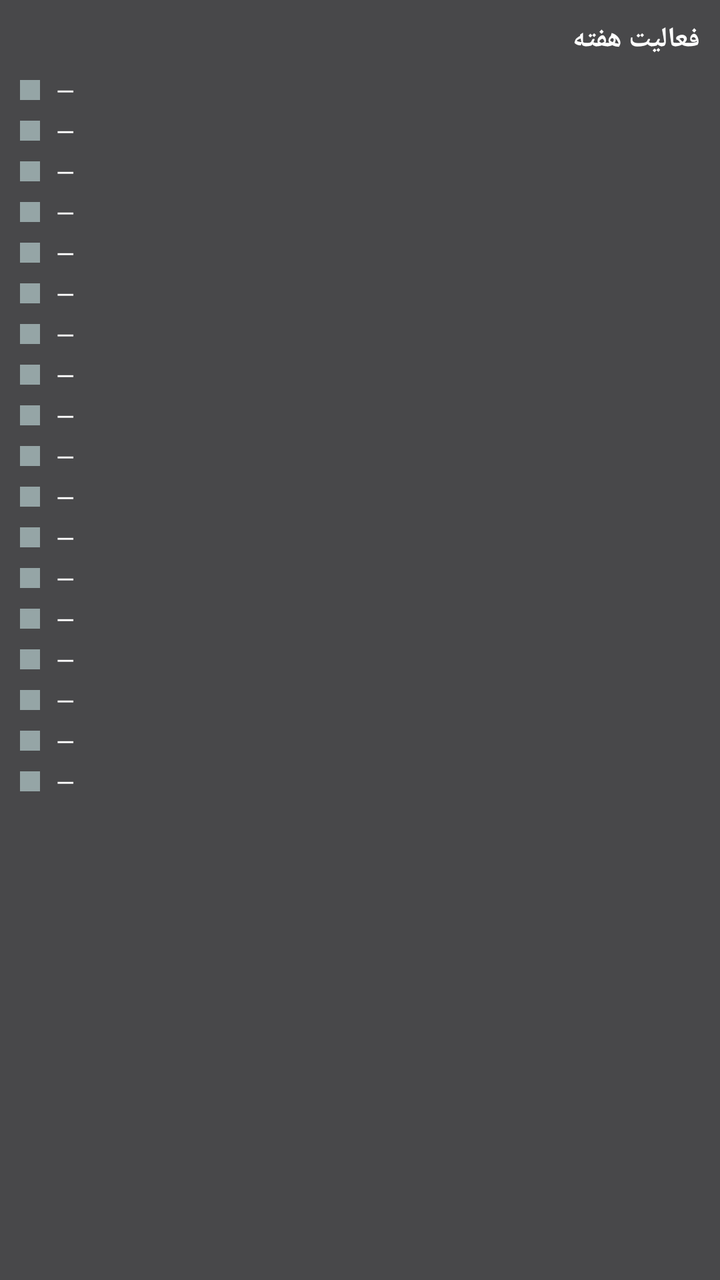
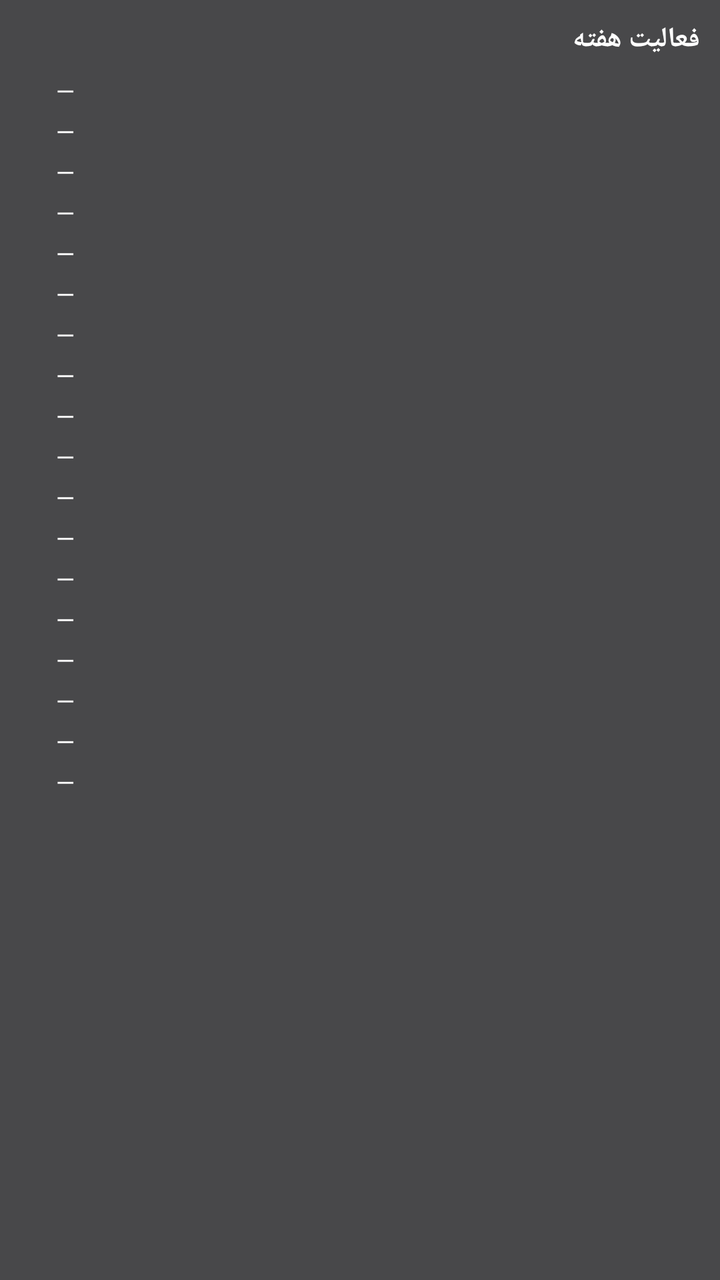

Screens rendered from an Android XML layout before and after an edit, with the pre-edit source and the edit as a unified diff.
<!-- AndroidManifest.xml: application theme AppTheme -->
<!-- res/layout/widget_muscle_activity.xml -->
<?xml version="1.0" encoding="utf-8"?>
<LinearLayout xmlns:android="http://schemas.android.com/apk/res/android"
    android:id="@+id/wroot"
    android:layout_width="match_parent"
    android:layout_height="match_parent"
    android:orientation="vertical"
    android:padding="10dp"
    android:background="#CC1C1C1E">
    <TextView
        android:id="@+id/wtitle"
        android:layout_width="match_parent"
        android:layout_height="wrap_content"
        android:text="فعالیت هفته"
        android:textStyle="bold"
        android:textSize="14sp"
        android:textColor="#FFFFFF"
        android:paddingBottom="6dp" />

        <LinearLayout
            android:id="@+id/mrow0"
            android:layout_width="match_parent"
            android:layout_height="wrap_content"
            android:orientation="horizontal"
            android:gravity="center_vertical"
            android:paddingTop="2dp"
            android:paddingBottom="2dp">
            <TextView
                android:id="@+id/mdot0"
                android:layout_width="10dp"
                android:layout_height="10dp"
                android:layout_marginEnd="8dp"
                android:background="#95A5A6" />
            <TextView
                android:id="@+id/mname0"
                android:layout_width="0dp"
                android:layout_height="wrap_content"
                android:layout_weight="1"
                android:textSize="12sp"
                android:textColor="#FFFFFF"
                android:text="—" />
        </LinearLayout>

        <LinearLayout
            android:id="@+id/mrow1"
            android:layout_width="match_parent"
            android:layout_height="wrap_content"
            android:orientation="horizontal"
            android:gravity="center_vertical"
            android:paddingTop="2dp"
            android:paddingBottom="2dp">
            <TextView
                android:id="@+id/mdot1"
                android:layout_width="10dp"
                android:layout_height="10dp"
                android:layout_marginEnd="8dp"
                android:background="#95A5A6" />
            <TextView
                android:id="@+id/mname1"
                android:layout_width="0dp"
                android:layout_height="wrap_content"
                android:layout_weight="1"
                android:textSize="12sp"
                android:textColor="#FFFFFF"
                android:text="—" />
        </LinearLayout>

        <LinearLayout
            android:id="@+id/mrow2"
            android:layout_width="match_parent"
            android:layout_height="wrap_content"
            android:orientation="horizontal"
            android:gravity="center_vertical"
            android:paddingTop="2dp"
            android:paddingBottom="2dp">
            <TextView
                android:id="@+id/mdot2"
                android:layout_width="10dp"
                android:layout_height="10dp"
                android:layout_marginEnd="8dp"
                android:background="#95A5A6" />
            <TextView
                android:id="@+id/mname2"
                android:layout_width="0dp"
                android:layout_height="wrap_content"
                android:layout_weight="1"
                android:textSize="12sp"
                android:textColor="#FFFFFF"
                android:text="—" />
        </LinearLayout>

        <LinearLayout
            android:id="@+id/mrow3"
            android:layout_width="match_parent"
            android:layout_height="wrap_content"
            android:orientation="horizontal"
            android:gravity="center_vertical"
            android:paddingTop="2dp"
            android:paddingBottom="2dp">
            <TextView
                android:id="@+id/mdot3"
                android:layout_width="10dp"
                android:layout_height="10dp"
                android:layout_marginEnd="8dp"
                android:background="#95A5A6" />
            <TextView
                android:id="@+id/mname3"
                android:layout_width="0dp"
                android:layout_height="wrap_content"
                android:layout_weight="1"
                android:textSize="12sp"
                android:textColor="#FFFFFF"
                android:text="—" />
        </LinearLayout>

        <LinearLayout
            android:id="@+id/mrow4"
            android:layout_width="match_parent"
            android:layout_height="wrap_content"
            android:orientation="horizontal"
            android:gravity="center_vertical"
            android:paddingTop="2dp"
            android:paddingBottom="2dp">
            <TextView
                android:id="@+id/mdot4"
                android:layout_width="10dp"
                android:layout_height="10dp"
                android:layout_marginEnd="8dp"
                android:background="#95A5A6" />
            <TextView
                android:id="@+id/mname4"
                android:layout_width="0dp"
                android:layout_height="wrap_content"
                android:layout_weight="1"
                android:textSize="12sp"
                android:textColor="#FFFFFF"
                android:text="—" />
        </LinearLayout>

        <LinearLayout
            android:id="@+id/mrow5"
            android:layout_width="match_parent"
            android:layout_height="wrap_content"
            android:orientation="horizontal"
            android:gravity="center_vertical"
            android:paddingTop="2dp"
            android:paddingBottom="2dp">
            <TextView
                android:id="@+id/mdot5"
                android:layout_width="10dp"
                android:layout_height="10dp"
                android:layout_marginEnd="8dp"
                android:background="#95A5A6" />
            <TextView
                android:id="@+id/mname5"
                android:layout_width="0dp"
                android:layout_height="wrap_content"
                android:layout_weight="1"
                android:textSize="12sp"
                android:textColor="#FFFFFF"
                android:text="—" />
        </LinearLayout>

        <LinearLayout
            android:id="@+id/mrow6"
            android:layout_width="match_parent"
            android:layout_height="wrap_content"
            android:orientation="horizontal"
            android:gravity="center_vertical"
            android:paddingTop="2dp"
            android:paddingBottom="2dp">
            <TextView
                android:id="@+id/mdot6"
                android:layout_width="10dp"
                android:layout_height="10dp"
                android:layout_marginEnd="8dp"
                android:background="#95A5A6" />
            <TextView
                android:id="@+id/mname6"
                android:layout_width="0dp"
                android:layout_height="wrap_content"
                android:layout_weight="1"
                android:textSize="12sp"
                android:textColor="#FFFFFF"
                android:text="—" />
        </LinearLayout>

        <LinearLayout
            android:id="@+id/mrow7"
            android:layout_width="match_parent"
            android:layout_height="wrap_content"
            android:orientation="horizontal"
            android:gravity="center_vertical"
            android:paddingTop="2dp"
            android:paddingBottom="2dp">
            <TextView
                android:id="@+id/mdot7"
                android:layout_width="10dp"
                android:layout_height="10dp"
                android:layout_marginEnd="8dp"
                android:background="#95A5A6" />
            <TextView
                android:id="@+id/mname7"
                android:layout_width="0dp"
                android:layout_height="wrap_content"
                android:layout_weight="1"
                android:textSize="12sp"
                android:textColor="#FFFFFF"
                android:text="—" />
        </LinearLayout>

        <LinearLayout
            android:id="@+id/mrow8"
            android:layout_width="match_parent"
            android:layout_height="wrap_content"
            android:orientation="horizontal"
            android:gravity="center_vertical"
            android:paddingTop="2dp"
            android:paddingBottom="2dp">
            <TextView
                android:id="@+id/mdot8"
                android:layout_width="10dp"
                android:layout_height="10dp"
                android:layout_marginEnd="8dp"
                android:background="#95A5A6" />
            <TextView
                android:id="@+id/mname8"
                android:layout_width="0dp"
                android:layout_height="wrap_content"
                android:layout_weight="1"
                android:textSize="12sp"
                android:textColor="#FFFFFF"
                android:text="—" />
        </LinearLayout>

        <LinearLayout
            android:id="@+id/mrow9"
            android:layout_width="match_parent"
            android:layout_height="wrap_content"
            android:orientation="horizontal"
            android:gravity="center_vertical"
            android:paddingTop="2dp"
            android:paddingBottom="2dp">
            <TextView
                android:id="@+id/mdot9"
                android:layout_width="10dp"
                android:layout_height="10dp"
                android:layout_marginEnd="8dp"
                android:background="#95A5A6" />
            <TextView
                android:id="@+id/mname9"
                android:layout_width="0dp"
                android:layout_height="wrap_content"
                android:layout_weight="1"
                android:textSize="12sp"
                android:textColor="#FFFFFF"
                android:text="—" />
        </LinearLayout>

        <LinearLayout
            android:id="@+id/mrow10"
            android:layout_width="match_parent"
            android:layout_height="wrap_content"
            android:orientation="horizontal"
            android:gravity="center_vertical"
            android:paddingTop="2dp"
            android:paddingBottom="2dp">
            <TextView
                android:id="@+id/mdot10"
                android:layout_width="10dp"
                android:layout_height="10dp"
                android:layout_marginEnd="8dp"
                android:background="#95A5A6" />
            <TextView
                android:id="@+id/mname10"
                android:layout_width="0dp"
                android:layout_height="wrap_content"
                android:layout_weight="1"
                android:textSize="12sp"
                android:textColor="#FFFFFF"
                android:text="—" />
        </LinearLayout>

        <LinearLayout
            android:id="@+id/mrow11"
            android:layout_width="match_parent"
            android:layout_height="wrap_content"
            android:orientation="horizontal"
            android:gravity="center_vertical"
            android:paddingTop="2dp"
            android:paddingBottom="2dp">
            <TextView
                android:id="@+id/mdot11"
                android:layout_width="10dp"
                android:layout_height="10dp"
                android:layout_marginEnd="8dp"
                android:background="#95A5A6" />
            <TextView
                android:id="@+id/mname11"
                android:layout_width="0dp"
                android:layout_height="wrap_content"
                android:layout_weight="1"
                android:textSize="12sp"
                android:textColor="#FFFFFF"
                android:text="—" />
        </LinearLayout>

        <LinearLayout
            android:id="@+id/mrow12"
            android:layout_width="match_parent"
            android:layout_height="wrap_content"
            android:orientation="horizontal"
            android:gravity="center_vertical"
            android:paddingTop="2dp"
            android:paddingBottom="2dp">
            <TextView
                android:id="@+id/mdot12"
                android:layout_width="10dp"
                android:layout_height="10dp"
                android:layout_marginEnd="8dp"
                android:background="#95A5A6" />
            <TextView
                android:id="@+id/mname12"
                android:layout_width="0dp"
                android:layout_height="wrap_content"
                android:layout_weight="1"
                android:textSize="12sp"
                android:textColor="#FFFFFF"
                android:text="—" />
        </LinearLayout>

        <LinearLayout
            android:id="@+id/mrow13"
            android:layout_width="match_parent"
            android:layout_height="wrap_content"
            android:orientation="horizontal"
            android:gravity="center_vertical"
            android:paddingTop="2dp"
            android:paddingBottom="2dp">
            <TextView
                android:id="@+id/mdot13"
                android:layout_width="10dp"
                android:layout_height="10dp"
                android:layout_marginEnd="8dp"
                android:background="#95A5A6" />
            <TextView
                android:id="@+id/mname13"
                android:layout_width="0dp"
                android:layout_height="wrap_content"
                android:layout_weight="1"
                android:textSize="12sp"
                android:textColor="#FFFFFF"
                android:text="—" />
        </LinearLayout>

        <LinearLayout
            android:id="@+id/mrow14"
            android:layout_width="match_parent"
            android:layout_height="wrap_content"
            android:orientation="horizontal"
            android:gravity="center_vertical"
            android:paddingTop="2dp"
            android:paddingBottom="2dp">
            <TextView
                android:id="@+id/mdot14"
                android:layout_width="10dp"
                android:layout_height="10dp"
                android:layout_marginEnd="8dp"
                android:background="#95A5A6" />
            <TextView
                android:id="@+id/mname14"
                android:layout_width="0dp"
                android:layout_height="wrap_content"
                android:layout_weight="1"
                android:textSize="12sp"
                android:textColor="#FFFFFF"
                android:text="—" />
        </LinearLayout>

        <LinearLayout
            android:id="@+id/mrow15"
            android:layout_width="match_parent"
            android:layout_height="wrap_content"
            android:orientation="horizontal"
            android:gravity="center_vertical"
            android:paddingTop="2dp"
            android:paddingBottom="2dp">
            <TextView
                android:id="@+id/mdot15"
                android:layout_width="10dp"
                android:layout_height="10dp"
                android:layout_marginEnd="8dp"
                android:background="#95A5A6" />
            <TextView
                android:id="@+id/mname15"
                android:layout_width="0dp"
                android:layout_height="wrap_content"
                android:layout_weight="1"
                android:textSize="12sp"
                android:textColor="#FFFFFF"
                android:text="—" />
        </LinearLayout>

        <LinearLayout
            android:id="@+id/mrow16"
            android:layout_width="match_parent"
            android:layout_height="wrap_content"
            android:orientation="horizontal"
            android:gravity="center_vertical"
            android:paddingTop="2dp"
            android:paddingBottom="2dp">
            <TextView
                android:id="@+id/mdot16"
                android:layout_width="10dp"
                android:layout_height="10dp"
                android:layout_marginEnd="8dp"
                android:background="#95A5A6" />
            <TextView
                android:id="@+id/mname16"
                android:layout_width="0dp"
                android:layout_height="wrap_content"
                android:layout_weight="1"
                android:textSize="12sp"
                android:textColor="#FFFFFF"
                android:text="—" />
        </LinearLayout>

        <LinearLayout
            android:id="@+id/mrow17"
            android:layout_width="match_parent"
            android:layout_height="wrap_content"
            android:orientation="horizontal"
            android:gravity="center_vertical"
            android:paddingTop="2dp"
            android:paddingBottom="2dp">
            <TextView
                android:id="@+id/mdot17"
                android:layout_width="10dp"
                android:layout_height="10dp"
                android:layout_marginEnd="8dp"
                android:background="#95A5A6" />
            <TextView
                android:id="@+id/mname17"
                android:layout_width="0dp"
                android:layout_height="wrap_content"
                android:layout_weight="1"
                android:textSize="12sp"
                android:textColor="#FFFFFF"
                android:text="—" />
        </LinearLayout>
    <TextView
        android:id="@+id/wfooter"
        android:layout_width="match_parent"
        android:layout_height="wrap_content"
        android:textSize="11sp"
        android:textColor="#AAAAAA"
        android:paddingTop="6dp"
        android:text="" />
</LinearLayout>
<!-- resources referenced by this layout -->
<resources>
  <style name="AppTheme" parent="Theme.AppCompat.Light.DarkActionBar">
          
          <item name="colorPrimary">@color/colorPrimary</item>
          <item name="colorPrimaryDark">@color/colorPrimaryDark</item>
          <item name="colorAccent">@color/colorAccent</item>
      </style>
</resources>

<!-- the commit's change to res/layout/widget_muscle_activity.xml (unified diff, before → after) -->
@@ -24,12 +24,7 @@
             android:gravity="center_vertical"
             android:paddingTop="2dp"
             android:paddingBottom="2dp">
-            <TextView
-                android:id="@+id/mdot0"
-                android:layout_width="10dp"
-                android:layout_height="10dp"
-                android:layout_marginEnd="8dp"
-                android:background="#95A5A6" />
+            <ImageView android:id="@+id/mdot0" android:layout_width="10dp" android:layout_height="10dp" android:layout_marginEnd="8dp" android:contentDescription="dot" />
             <TextView
                 android:id="@+id/mname0"
                 android:layout_width="0dp"
@@ -48,12 +43,7 @@
             android:gravity="center_vertical"
             android:paddingTop="2dp"
             android:paddingBottom="2dp">
-            <TextView
-                android:id="@+id/mdot1"
-                android:layout_width="10dp"
-                android:layout_height="10dp"
-                android:layout_marginEnd="8dp"
-                android:background="#95A5A6" />
+            <ImageView android:id="@+id/mdot1" android:layout_width="10dp" android:layout_height="10dp" android:layout_marginEnd="8dp" android:contentDescription="dot" />
             <TextView
                 android:id="@+id/mname1"
                 android:layout_width="0dp"
@@ -72,12 +62,7 @@
             android:gravity="center_vertical"
             android:paddingTop="2dp"
             android:paddingBottom="2dp">
-            <TextView
-                android:id="@+id/mdot2"
-                android:layout_width="10dp"
-                android:layout_height="10dp"
-                android:layout_marginEnd="8dp"
-                android:background="#95A5A6" />
+            <ImageView android:id="@+id/mdot2" android:layout_width="10dp" android:layout_height="10dp" android:layout_marginEnd="8dp" android:contentDescription="dot" />
             <TextView
                 android:id="@+id/mname2"
                 android:layout_width="0dp"
@@ -96,12 +81,7 @@
             android:gravity="center_vertical"
             android:paddingTop="2dp"
             android:paddingBottom="2dp">
-            <TextView
-                android:id="@+id/mdot3"
-                android:layout_width="10dp"
-                android:layout_height="10dp"
-                android:layout_marginEnd="8dp"
-                android:background="#95A5A6" />
+            <ImageView android:id="@+id/mdot3" android:layout_width="10dp" android:layout_height="10dp" android:layout_marginEnd="8dp" android:contentDescription="dot" />
             <TextView
                 android:id="@+id/mname3"
                 android:layout_width="0dp"
@@ -120,12 +100,7 @@
             android:gravity="center_vertical"
             android:paddingTop="2dp"
             android:paddingBottom="2dp">
-            <TextView
-                android:id="@+id/mdot4"
-                android:layout_width="10dp"
-                android:layout_height="10dp"
-                android:layout_marginEnd="8dp"
-                android:background="#95A5A6" />
+            <ImageView android:id="@+id/mdot4" android:layout_width="10dp" android:layout_height="10dp" android:layout_marginEnd="8dp" android:contentDescription="dot" />
             <TextView
                 android:id="@+id/mname4"
                 android:layout_width="0dp"
@@ -144,12 +119,7 @@
             android:gravity="center_vertical"
             android:paddingTop="2dp"
             android:paddingBottom="2dp">
-            <TextView
-                android:id="@+id/mdot5"
-                android:layout_width="10dp"
-                android:layout_height="10dp"
-                android:layout_marginEnd="8dp"
-                android:background="#95A5A6" />
+            <ImageView android:id="@+id/mdot5" android:layout_width="10dp" android:layout_height="10dp" android:layout_marginEnd="8dp" android:contentDescription="dot" />
             <TextView
                 android:id="@+id/mname5"
                 android:layout_width="0dp"
@@ -168,12 +138,7 @@
             android:gravity="center_vertical"
             android:paddingTop="2dp"
             android:paddingBottom="2dp">
-            <TextView
-                android:id="@+id/mdot6"
-                android:layout_width="10dp"
-                android:layout_height="10dp"
-                android:layout_marginEnd="8dp"
-                android:background="#95A5A6" />
+            <ImageView android:id="@+id/mdot6" android:layout_width="10dp" android:layout_height="10dp" android:layout_marginEnd="8dp" android:contentDescription="dot" />
             <TextView
                 android:id="@+id/mname6"
                 android:layout_width="0dp"
@@ -192,12 +157,7 @@
             android:gravity="center_vertical"
             android:paddingTop="2dp"
             android:paddingBottom="2dp">
-            <TextView
-                android:id="@+id/mdot7"
-                android:layout_width="10dp"
-                android:layout_height="10dp"
-                android:layout_marginEnd="8dp"
-                android:background="#95A5A6" />
+            <ImageView android:id="@+id/mdot7" android:layout_width="10dp" android:layout_height="10dp" android:layout_marginEnd="8dp" android:contentDescription="dot" />
             <TextView
                 android:id="@+id/mname7"
                 android:layout_width="0dp"
@@ -216,12 +176,7 @@
             android:gravity="center_vertical"
             android:paddingTop="2dp"
             android:paddingBottom="2dp">
-            <TextView
-                android:id="@+id/mdot8"
-                android:layout_width="10dp"
-                android:layout_height="10dp"
-                android:layout_marginEnd="8dp"
-                android:background="#95A5A6" />
+            <ImageView android:id="@+id/mdot8" android:layout_width="10dp" android:layout_height="10dp" android:layout_marginEnd="8dp" android:contentDescription="dot" />
             <TextView
                 android:id="@+id/mname8"
                 android:layout_width="0dp"
@@ -240,12 +195,7 @@
             android:gravity="center_vertical"
             android:paddingTop="2dp"
             android:paddingBottom="2dp">
-            <TextView
-                android:id="@+id/mdot9"
-                android:layout_width="10dp"
-                android:layout_height="10dp"
-                android:layout_marginEnd="8dp"
-                android:background="#95A5A6" />
+            <ImageView android:id="@+id/mdot9" android:layout_width="10dp" android:layout_height="10dp" android:layout_marginEnd="8dp" android:contentDescription="dot" />
             <TextView
                 android:id="@+id/mname9"
                 android:layout_width="0dp"
@@ -264,12 +214,7 @@
             android:gravity="center_vertical"
             android:paddingTop="2dp"
             android:paddingBottom="2dp">
-            <TextView
-                android:id="@+id/mdot10"
-                android:layout_width="10dp"
-                android:layout_height="10dp"
-                android:layout_marginEnd="8dp"
-                android:background="#95A5A6" />
+            <ImageView android:id="@+id/mdot10" android:layout_width="10dp" android:layout_height="10dp" android:layout_marginEnd="8dp" android:contentDescription="dot" />
             <TextView
                 android:id="@+id/mname10"
                 android:layout_width="0dp"
@@ -288,12 +233,7 @@
             android:gravity="center_vertical"
             android:paddingTop="2dp"
             android:paddingBottom="2dp">
-            <TextView
-                android:id="@+id/mdot11"
-                android:layout_width="10dp"
-                android:layout_height="10dp"
-                android:layout_marginEnd="8dp"
-                android:background="#95A5A6" />
+            <ImageView android:id="@+id/mdot11" android:layout_width="10dp" android:layout_height="10dp" android:layout_marginEnd="8dp" android:contentDescription="dot" />
             <TextView
                 android:id="@+id/mname11"
                 android:layout_width="0dp"
@@ -312,12 +252,7 @@
             android:gravity="center_vertical"
             android:paddingTop="2dp"
             android:paddingBottom="2dp">
-            <TextView
-                android:id="@+id/mdot12"
-                android:layout_width="10dp"
-                android:layout_height="10dp"
-                android:layout_marginEnd="8dp"
-                android:background="#95A5A6" />
+            <ImageView android:id="@+id/mdot12" android:layout_width="10dp" android:layout_height="10dp" android:layout_marginEnd="8dp" android:contentDescription="dot" />
             <TextView
                 android:id="@+id/mname12"
                 android:layout_width="0dp"
@@ -336,12 +271,7 @@
             android:gravity="center_vertical"
             android:paddingTop="2dp"
             android:paddingBottom="2dp">
-            <TextView
-                android:id="@+id/mdot13"
-                android:layout_width="10dp"
-                android:layout_height="10dp"
-                android:layout_marginEnd="8dp"
-                android:background="#95A5A6" />
+            <ImageView android:id="@+id/mdot13" android:layout_width="10dp" android:layout_height="10dp" android:layout_marginEnd="8dp" android:contentDescription="dot" />
             <TextView
                 android:id="@+id/mname13"
                 android:layout_width="0dp"
@@ -360,12 +290,7 @@
             android:gravity="center_vertical"
             android:paddingTop="2dp"
             android:paddingBottom="2dp">
-            <TextView
-                android:id="@+id/mdot14"
-                android:layout_width="10dp"
-                android:layout_height="10dp"
-                android:layout_marginEnd="8dp"
-                android:background="#95A5A6" />
+            <ImageView android:id="@+id/mdot14" android:layout_width="10dp" android:layout_height="10dp" android:layout_marginEnd="8dp" android:contentDescription="dot" />
             <TextView
                 android:id="@+id/mname14"
                 android:layout_width="0dp"
@@ -384,12 +309,7 @@
             android:gravity="center_vertical"
             android:paddingTop="2dp"
             android:paddingBottom="2dp">
-            <TextView
-                android:id="@+id/mdot15"
-                android:layout_width="10dp"
-                android:layout_height="10dp"
-                android:layout_marginEnd="8dp"
-                android:background="#95A5A6" />
+            <ImageView android:id="@+id/mdot15" android:layout_width="10dp" android:layout_height="10dp" android:layout_marginEnd="8dp" android:contentDescription="dot" />
             <TextView
                 android:id="@+id/mname15"
                 android:layout_width="0dp"
@@ -408,12 +328,7 @@
             android:gravity="center_vertical"
             android:paddingTop="2dp"
             android:paddingBottom="2dp">
-            <TextView
-                android:id="@+id/mdot16"
-                android:layout_width="10dp"
-                android:layout_height="10dp"
-                android:layout_marginEnd="8dp"
-                android:background="#95A5A6" />
+            <ImageView android:id="@+id/mdot16" android:layout_width="10dp" android:layout_height="10dp" android:layout_marginEnd="8dp" android:contentDescription="dot" />
             <TextView
                 android:id="@+id/mname16"
                 android:layout_width="0dp"
@@ -432,12 +347,7 @@
             android:gravity="center_vertical"
             android:paddingTop="2dp"
             android:paddingBottom="2dp">
-            <TextView
-                android:id="@+id/mdot17"
-                android:layout_width="10dp"
-                android:layout_height="10dp"
-                android:layout_marginEnd="8dp"
-                android:background="#95A5A6" />
+            <ImageView android:id="@+id/mdot17" android:layout_width="10dp" android:layout_height="10dp" android:layout_marginEnd="8dp" android:contentDescription="dot" />
             <TextView
                 android:id="@+id/mname17"
                 android:layout_width="0dp"
